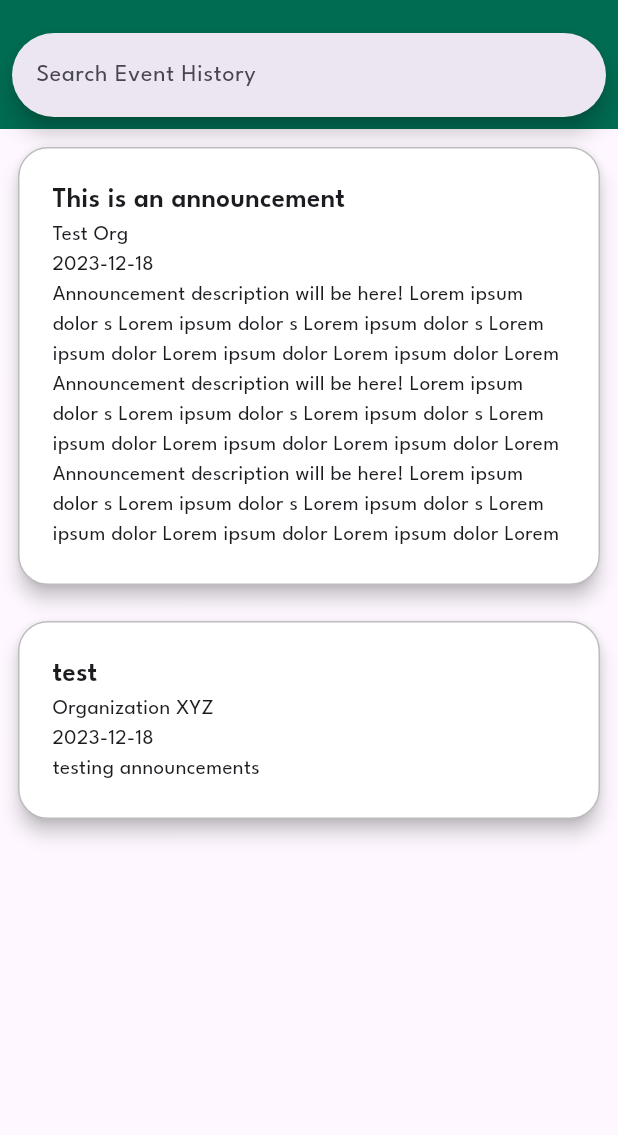
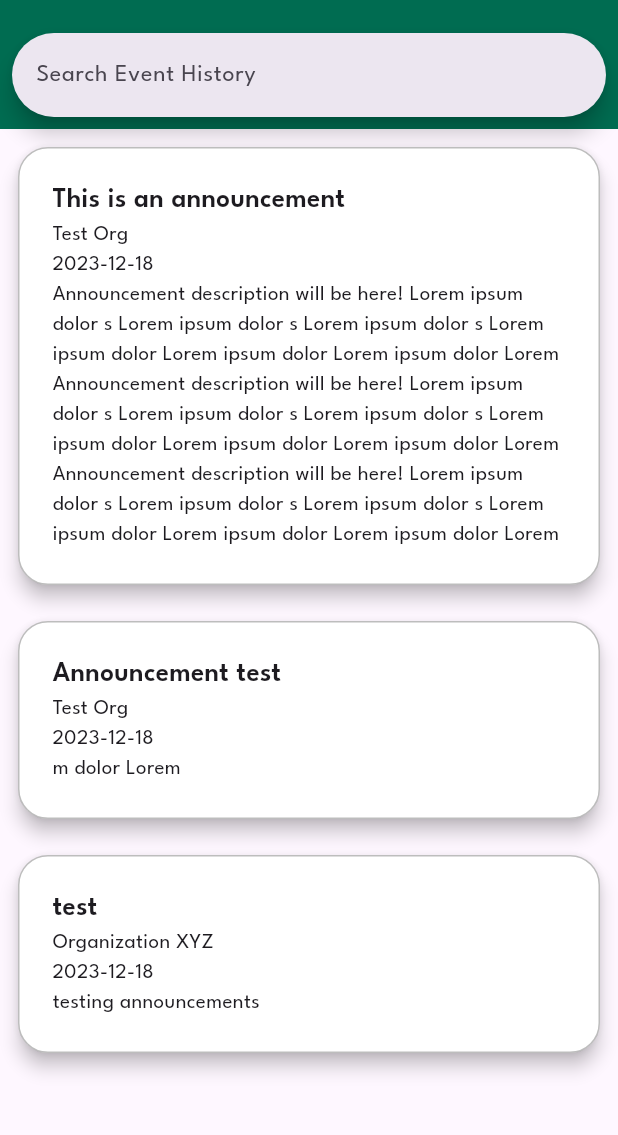
Before and after one commit to KnightAssistUCF/KnightAssist-Mobile-App, a Flutter app: the EventHistoryScreen screen opened by its route, in the side drawer, after a tap on "Announcements", on a phone screen of 412 x 824 dp, the part 63-1198 px from its top. Run offline on Flutter 3.47's test engine with Material 3 defaults, Android fonts, the phone set to English and light mode, and no system bars; our stand-ins replace flutter_riverpod, go_router, percent_indicator, riverpod_annotation, rxdart; missing offline and left inert: editable_image; generated files the repository leaves out were written again.

Commit message:
created nested listview to go through list of updates inside list of orgs

```diff
--- a/knightassist_mobile_app/lib/src/features/events/presentation/event_history_screen.dart
+++ b/knightassist_mobile_app/lib/src/features/events/presentation/event_history_screen.dart
@@ -187,15 +187,15 @@ class EventHistoryScreen extends ConsumerWidget {
               },
             ),
             ListTile(
+              title: const Text('Announcements'),
+              onTap: () {
+                context.pushNamed(AppRoute.updates.name);
+              },
+            ),
+            ListTile(
               title: const Text('History'),
               onTap: () {
                 context.pushNamed(AppRoute.eventHistory.name);
-              },
-            ),
-            ListTile(
-              title: const Text('Announcements'),
-              onTap: () {
-                context.pushNamed(AppRoute.updates.name);
               },
             ),
             ListTile(
--- a/knightassist_mobile_app/lib/src/features/events/presentation/events_list_screen.dart
+++ b/knightassist_mobile_app/lib/src/features/events/presentation/events_list_screen.dart
@@ -187,15 +187,15 @@ class EventsListScreen extends ConsumerWidget {
               },
             ),
             ListTile(
+              title: const Text('Announcements'),
+              onTap: () {
+                context.pushNamed(AppRoute.updates.name);
+              },
+            ),
+            ListTile(
               title: const Text('History'),
               onTap: () {
                 context.pushNamed(AppRoute.eventHistory.name);
-              },
-            ),
-            ListTile(
-              title: const Text('Announcements'),
-              onTap: () {
-                context.pushNamed(AppRoute.updates.name);
               },
             ),
             ListTile(
--- a/knightassist_mobile_app/lib/src/features/organizations/presentation/organizations_list_screen.dart
+++ b/knightassist_mobile_app/lib/src/features/organizations/presentation/organizations_list_screen.dart
@@ -191,15 +191,15 @@ class OrganizationsListScreen extends ConsumerWidget {
               },
             ),
             ListTile(
+              title: const Text('Announcements'),
+              onTap: () {
+                context.pushNamed(AppRoute.updates.name);
+              },
+            ),
+            ListTile(
               title: const Text('History'),
               onTap: () {
                 context.pushNamed(AppRoute.eventHistory.name);
-              },
-            ),
-            ListTile(
-              title: const Text('Announcements'),
-              onTap: () {
-                context.pushNamed(AppRoute.updates.name);
               },
             ),
             ListTile(
--- a/knightassist_mobile_app/lib/src/features/organizations/presentation/update_screen.dart
+++ b/knightassist_mobile_app/lib/src/features/organizations/presentation/update_screen.dart
@@ -230,12 +230,17 @@ class UpdateScreen extends ConsumerWidget {
                 shrinkWrap: true,
                 itemCount: organizations.length,
                 itemBuilder: (context, index) {
+                  int i = index;
                   if (organizations.elementAt(index).updates.isEmpty) {
                       return const SizedBox(height: 0,);
                   } else {
-                      for (Update u in organizations.elementAt(index).updates) {
-                        return UpdateCard(update: u, sponsor: u.sponsor);
-                      }
+                      return ListView.builder(
+                        shrinkWrap: true,
+                        physics: const ClampingScrollPhysics(),
+                        itemCount: organizations[i].updates.length,
+                        itemBuilder: (context, index) {
+                        return UpdateCard(update: organizations[i].updates.elementAt(index), sponsor: organizations[i].updates.elementAt(index).sponsor);
+                      });
                   }
                 }
               ),
```
